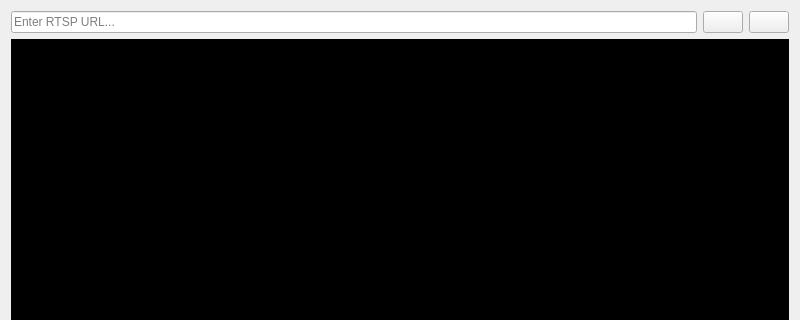
Qt form rover_gui/ui/ui/Player.ui (robotique-udes/rover) before a commit; both pictures show x 0 to 800 and y 0 to 320 of the 800 by 600 pixel window.
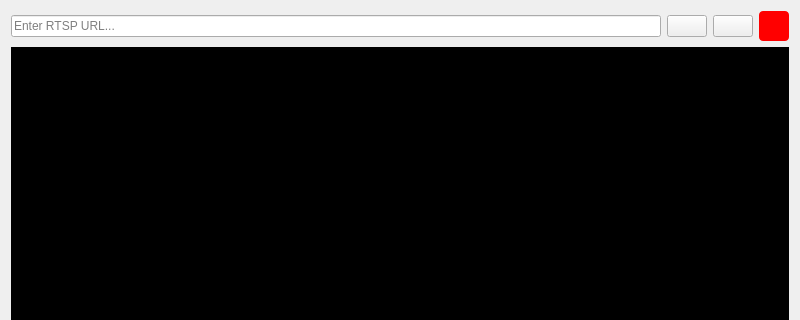
The same form after that commit. Icons and pictures are not drawn.

Diff of the .ui file:
```diff
--- a/rover_gui/ui/ui/Player.ui
+++ b/rover_gui/ui/ui/Player.ui
@@ -42,6 +42,30 @@
        </property>
       </widget>
      </item>
+     <item>
+     <widget class="QFrame" name="statusIndicator">
+        <property name="minimumSize">
+            <size>
+            <width>30</width>
+            <height>30</height>
+            </size>
+        </property>
+        <property name="maximumSize">
+            <size>
+            <width>30</width>
+            <height>30</height>
+            </size>
+        </property>
+        <property name="styleSheet">
+            <string>
+            QFrame {
+                border-radius: 4px; 
+                background-color: red; /* default or when running */
+            }
+            </string>
+        </property>
+     </widget>
+     </item>
     </layout>
    </item>
    <item>
```
Left out of the diff: 2 changed lines with no effect on the pictures.
